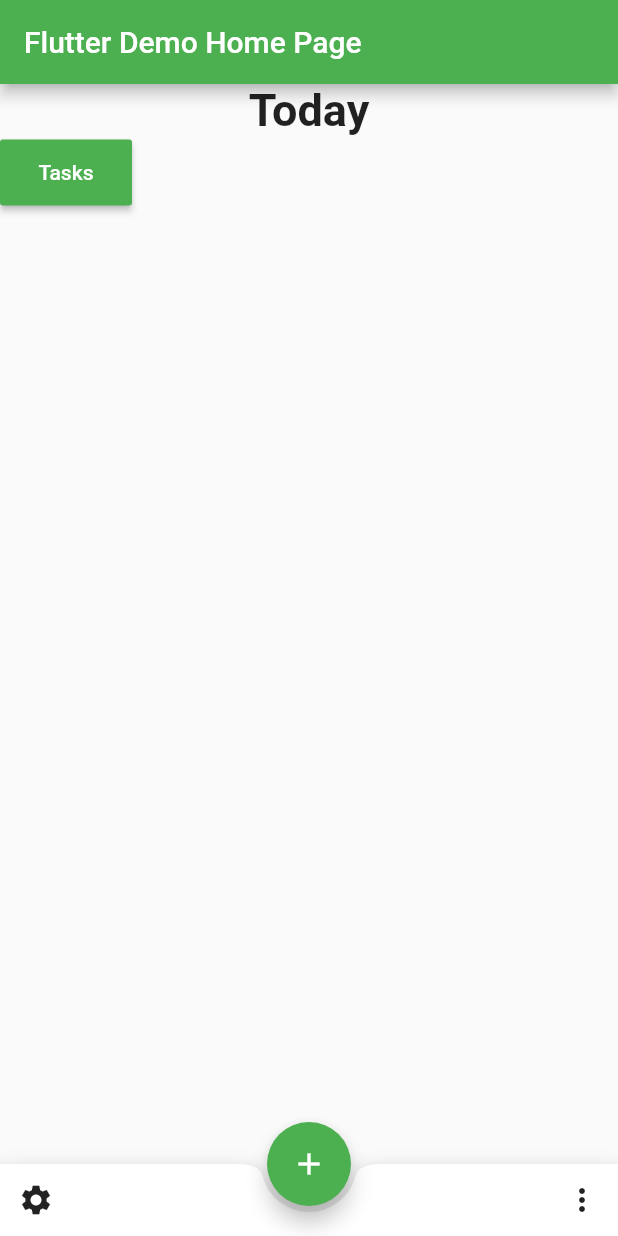
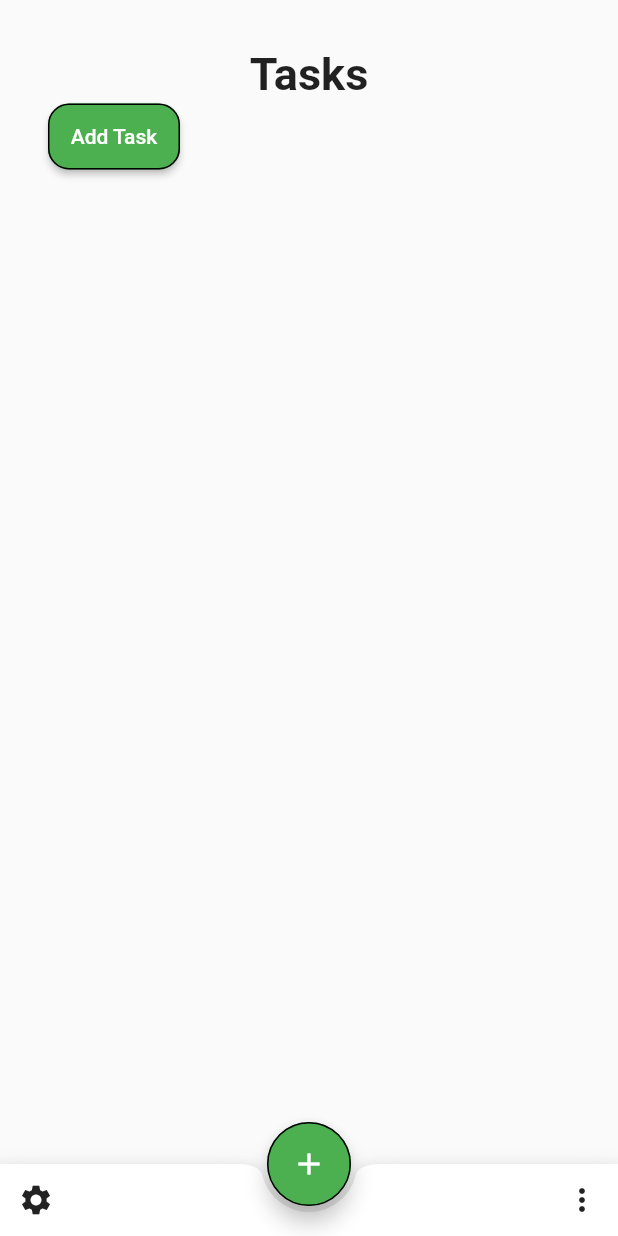
Before and after one commit to pankajso/timebox, a Flutter app: the screen it shows after launch, on a phone screen of 412 x 824 dp. Run offline on Flutter 3.47's test engine with Material 2 defaults, Android fonts, the phone set to English and light mode, and no system bars.

Commit message:
app bar remove

```diff
--- a/lib/main.dart
+++ b/lib/main.dart
@@ -8,7 +8,7 @@ class MyApp extends StatelessWidget {
   @override
   Widget build(BuildContext context) {
     return MaterialApp(
-      title: 'Flutter Demo',
+      title: 'TimeBox App',
       theme: ThemeData(
         primarySwatch: Colors.green,
         visualDensity: VisualDensity.adaptivePlatformDensity,
@@ -39,32 +39,25 @@ class _MyHomePageState extends State<MyHomePage> {
   @override
   Widget build(BuildContext context) {
     return Scaffold(
-      appBar: AppBar(
-        title: Text(widget.title),
-      ),
-      body: Column(
+      // appBar: AppBar(
+      //   title: Text(widget.title),
+      // ),
+      body: Padding(
+        padding: const EdgeInsets.all(32.0),
+        child: Column(
           children: <Widget>[
             Text(
-            "Today",
+              "Tasks",
               style: TextStyle(fontSize: 30, fontWeight: FontWeight.bold),
             ),
-          Row(
-            children: <Widget>[
-              MaterialButton(
-                color: Theme.of(context).accentColor,
-                textColor: Colors.white,
-                padding: const EdgeInsets.all(14),
-                onPressed: () {},
-                child: Text('Tasks'),
-                ),
-
+            _topbutton(context),
           ],
         ),
-        ],
       ),
       floatingActionButton: FloatingActionButton(
         onPressed: () {},
         child: Icon(Icons.add),
+        shape: CircleBorder( side: BorderSide(color: Colors.black), ),
       ),
       floatingActionButtonLocation: FloatingActionButtonLocation.centerDocked,
       bottomNavigationBar: BottomAppBar(
@@ -79,4 +72,21 @@ class _MyHomePageState extends State<MyHomePage> {
       ),
     );
   }
+
+  Row _topbutton(BuildContext context) {
+    return Row(
+          children: <Widget>[
+            MaterialButton(
+              color: Theme.of(context).accentColor,
+              textColor: Colors.white,
+              padding: const EdgeInsets.all(14),
+              onPressed: () {},
+              shape: RoundedRectangleBorder(
+                side: BorderSide(color: Colors.black),
+                borderRadius: BorderRadius.circular(14.0)),
+              child: Text('Add Task'),
+              ),
+          ],
+        );
   }
+}
```
Lines whose indentation alone changed are shown as unchanged.
